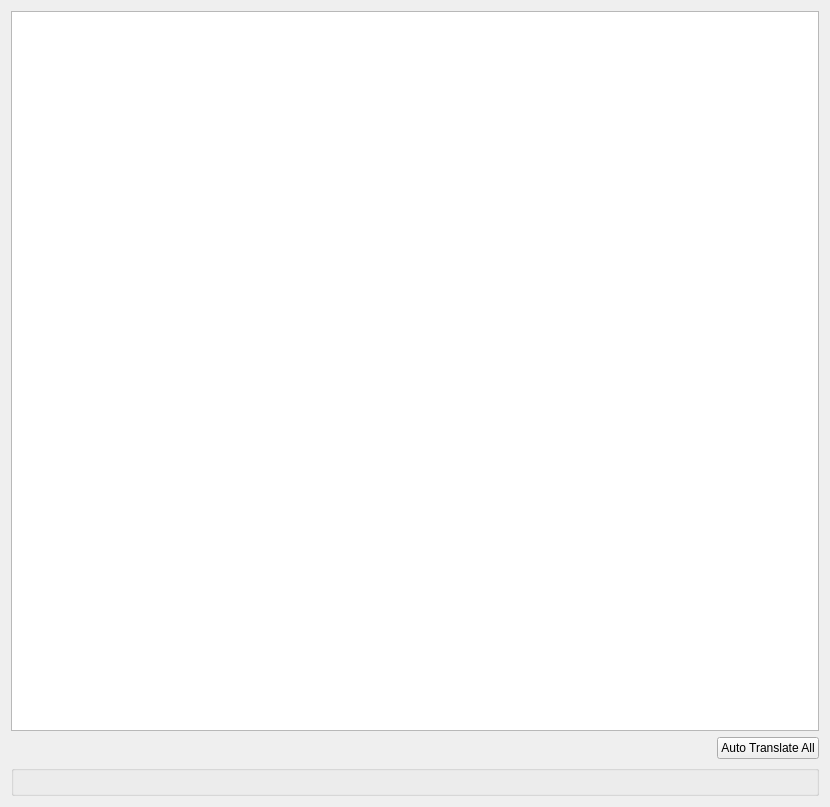
The window that src/main/resources/base/ui/TranslateView.ui (shm12/APKLanguageEditor) describes before a commit, drawn with Qt 5.
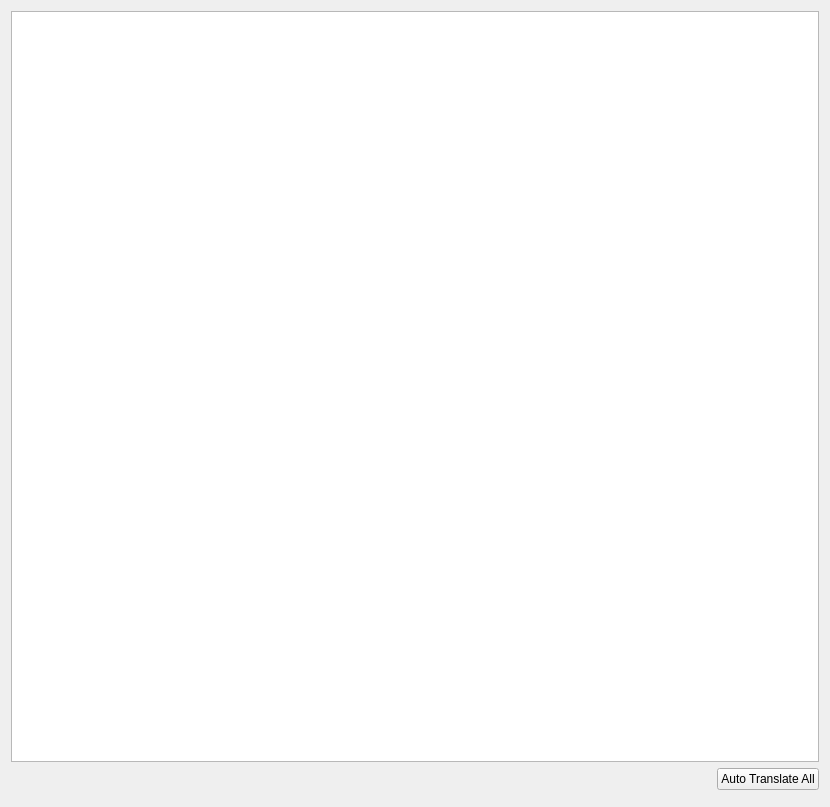
The same window after the commit. Custom widgets are drawn as their Qt base class.

```diff
--- a/src/main/resources/base/ui/TranslateView.ui
+++ b/src/main/resources/base/ui/TranslateView.ui
@@ -13,7 +13,7 @@
   <property name="windowTitle">
    <string>Form</string>
   </property>
-  <layout class="QVBoxLayout" name="verticalLayout_2">
+  <layout class="QVBoxLayout" name="verticalLayout">
    <item>
     <widget class="QTableView" name="translationTable">
      <property name="selectionBehavior">
@@ -41,34 +41,7 @@
     </widget>
    </item>
    <item>
-    <widget class="QGroupBox" name="expendedEditBorder">
-     <property name="sizePolicy">
-      <sizepolicy hsizetype="Expanding" vsizetype="Preferred">
-       <horstretch>0</horstretch>
-       <verstretch>0</verstretch>
-      </sizepolicy>
-     </property>
-     <property name="title">
-      <string/>
-     </property>
-     <layout class="QVBoxLayout" name="verticalLayout">
-      <property name="leftMargin">
-       <number>0</number>
-      </property>
-      <property name="topMargin">
-       <number>0</number>
-      </property>
-      <property name="rightMargin">
-       <number>0</number>
-      </property>
-      <property name="bottomMargin">
-       <number>0</number>
-      </property>
-      <item>
-       <widget class="ExpendedEdit" name="expendedEdit" native="true"/>
-      </item>
-     </layout>
-    </widget>
+    <widget class="ExpendedEdit" name="expendedEdit" native="true"/>
    </item>
   </layout>
  </widget>
```
